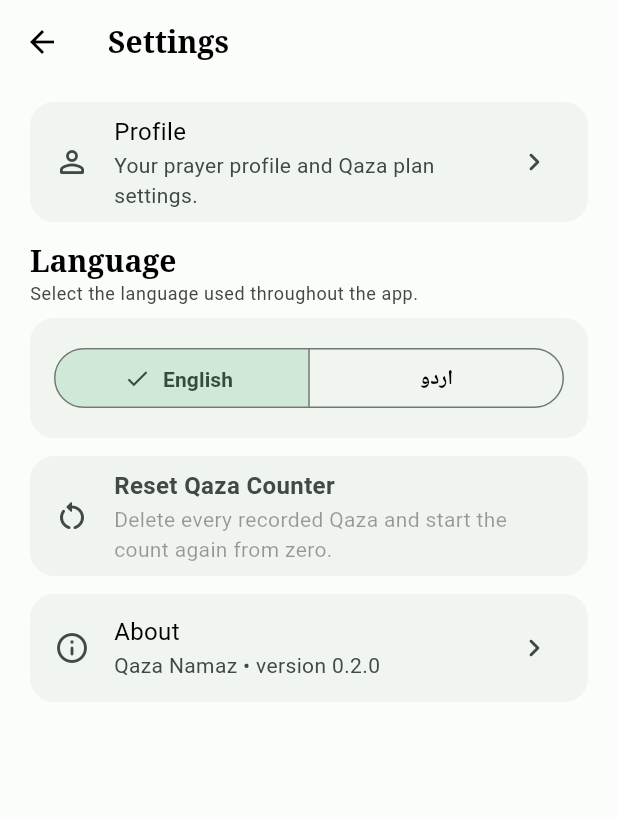
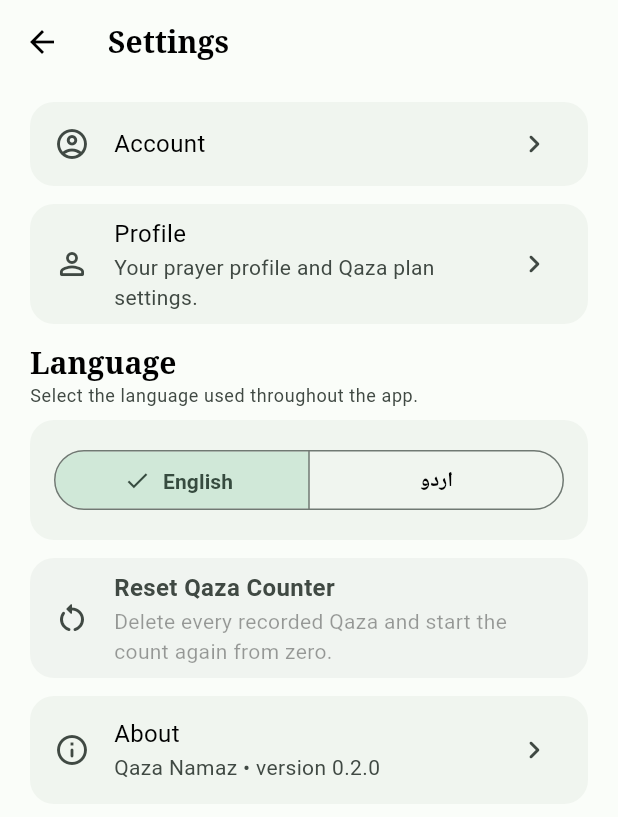
Before and after one commit to a-kabeer/Qaza-Namaz, a Flutter app: the SettingsScreen screen opened directly, on a phone screen of 412 x 824 dp. Shown: the top 817 px of the screen. Run offline on Flutter 3.47's test engine with Material 3 defaults, Android fonts, the phone set to English and light mode, and no system bars; our stand-ins replace calendar_date_picker2, cloud_firestore, drift, file_picker, fl_chart, flex_color_scheme and 7 more; missing offline and left inert: adhan_dart, flutter_device_compass, geomag, geonames_offline, sqlite3; accounts and stored records are empty; generated files the repository leaves out were written again; Roboto replaces fonts that are missing (Manrope, Noto Serif); statements that could not run were skipped.

Commit message:
feat: add Account entry to Settings

```diff
--- a/lib/features/settings/settings_screen.dart
+++ b/lib/features/settings/settings_screen.dart
@@ -8,6 +8,7 @@ import '../../core/widgets/settings_components.dart';
 import '../../l10n/app_localizations.dart';
 import '../prayer_time/application/prayer_time_providers.dart';
 import 'profile_screen.dart';
+import '../account/account_screen.dart';
 import 'qaza_reset_controller.dart';
 
 class SettingsScreen extends ConsumerWidget {
@@ -48,6 +49,16 @@ class SettingsScreen extends ConsumerWidget {
         physics: const AlwaysScrollableScrollPhysics(),
         padding: const EdgeInsets.fromLTRB(20, 12, 20, 28),
         children: [
+          Card(
+            child: SettingsNavRow(
+              key: const Key('settings_account'),
+              icon: Icons.account_circle_outlined,
+              title: l10n.accountTitle,
+              subtitle: l10n.accountConnectGoogle,
+              onTap: () => open(const AccountScreen()),
+            ),
+          ),
+          const SizedBox(height: 12),
           Card(
             child: SettingsNavRow(
               key: const Key('settings_profile'),
```
